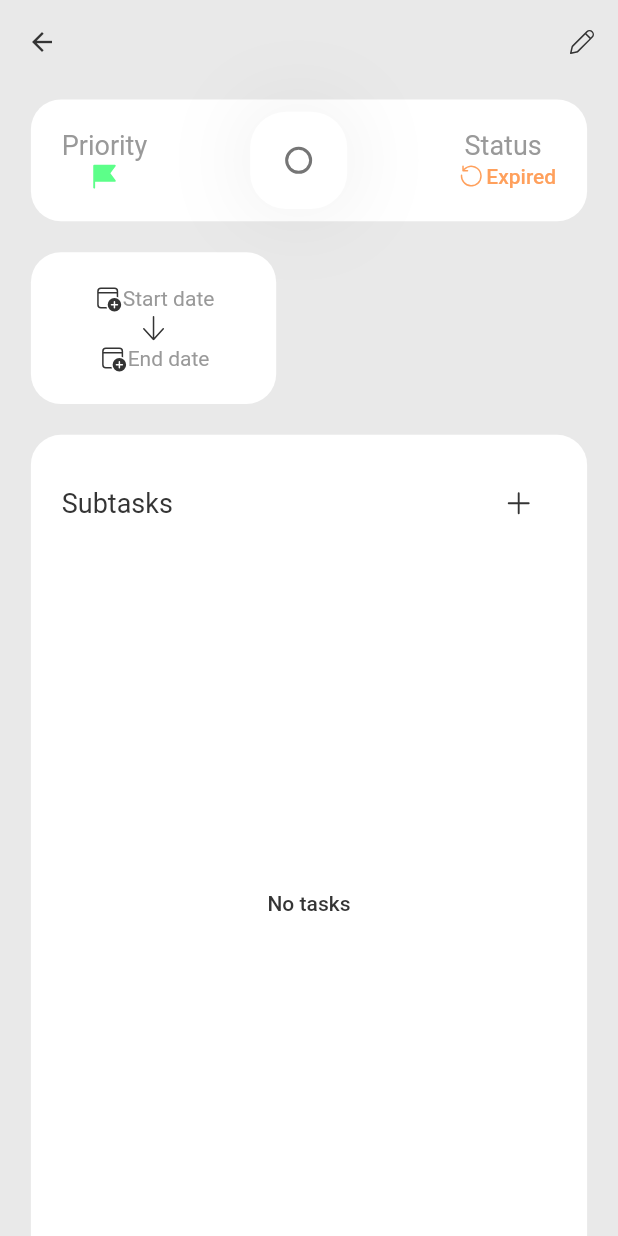
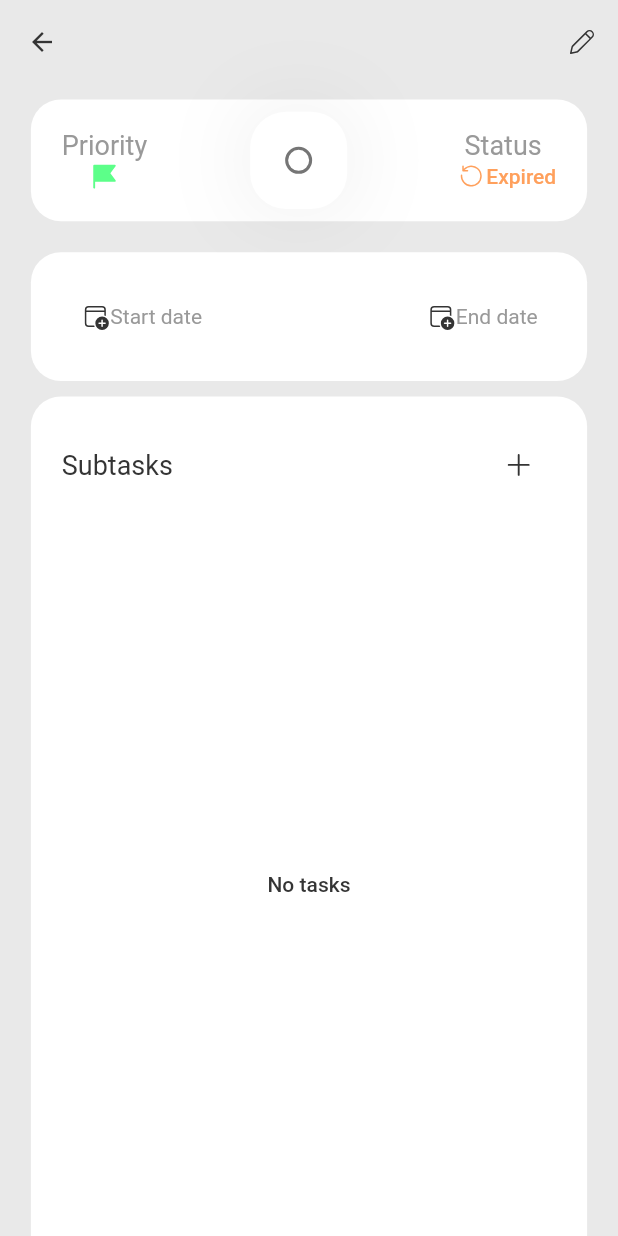
Before and after one commit to Deliveos/devject-single, a Flutter app: the TaskPage screen opened by its route, on a phone screen of 412 x 824 dp. Run offline on Flutter 3.47's test engine with Material 2 defaults, Android fonts, the light colour scheme and no system bars; our stand-ins replace bloc, equatable, expandable_text, fluentui_system_icons, flutter_bloc, percent_indicator and 1 more; accounts and stored records are empty; generated files the repository leaves out were written again.

Commit message:
Change design for task page

```diff
--- a/lib/models/task.dart
+++ b/lib/models/task.dart
@@ -38,7 +38,7 @@ class Task extends Equatable{
   /// |`Low`|0|
   final int status;
   /// Subtask count for the task
-  final int subtaskCount;
+  final int subtasksCount;
   /// Complited subtask count for the task
   final int complitedSubaskCount;
   final bool isComplited;
@@ -53,7 +53,7 @@ class Task extends Equatable{
     this.endDate,
     this.priority = 0,
     this.status = 0,
-    this.subtaskCount = 0,
+    this.subtasksCount = 0,
     this.complitedSubaskCount = 0,
     this.isComplited = false,
   });
@@ -86,7 +86,7 @@ class Task extends Equatable{
     : null,
   priority = map[TasksTableField.priority],
   status = 0,
-  subtaskCount = map[TasksTableField.subtaskCount],
+  subtasksCount = map[TasksTableField.subtaskCount],
   complitedSubaskCount = map[TasksTableField.complitedSubaskCount],
   isComplited = map[TasksTableField.isComplited] != 0 ? true : false;
 
@@ -95,7 +95,7 @@ class Task extends Equatable{
   name = '',
   goal = '',
   isComplited = false,
-  subtaskCount = 0,
+  subtasksCount = 0,
   complitedSubaskCount = 0,
   startDate = null,
   endDate = null,
@@ -115,7 +115,7 @@ class Task extends Equatable{
     TasksTableField.startDate            : startDate?.millisecondsSinceEpoch ,
     TasksTableField.endDate              : endDate?.millisecondsSinceEpoch,
     TasksTableField.priority             : priority,
-    TasksTableField.subtaskCount         : subtaskCount,
+    TasksTableField.subtaskCount         : subtasksCount,
     TasksTableField.complitedSubaskCount : complitedSubaskCount,
     TasksTableField.isComplited          : isComplited ? 1 : 0
   };
@@ -143,7 +143,7 @@ class Task extends Equatable{
     startDate: startDate ?? this.startDate,
     endDate: endDate ?? this.endDate,
     priority: priority ?? this.priority,
-    subtaskCount: subtaskCount ?? this.subtaskCount,
+    subtasksCount: subtaskCount ?? this.subtasksCount,
     complitedSubaskCount: complitedSubaskCount ?? this.complitedSubaskCount,
     status: status ?? this.status,
     isComplited: isComplited ?? this.isComplited
@@ -160,7 +160,7 @@ class Task extends Equatable{
     'startDate: $startDate, '
     'endDate: $endDate, '
     'priority: $priority, '
-    'subtaskCount: $subtaskCount, '
+    'subtaskCount: $subtasksCount, '
     'complitedSubaskCount: $complitedSubaskCount, '
     'status: $status, '
     'isComplited: $isComplited '
@@ -177,7 +177,7 @@ class Task extends Equatable{
     startDate,
     endDate,
     priority,
-    subtaskCount,
+    subtasksCount,
     complitedSubaskCount,
     status,
     isComplited,
--- a/lib/pages/add_task_page.dart
+++ b/lib/pages/add_task_page.dart
@@ -257,7 +257,7 @@ class _AddTaskPageState extends State<AddTaskPage> {
         // Update subtasksCount for selected task
         final updatedSelectedTask = selectedTaskCubit.state.copyWith(
           isComplited: false,
-          subtaskCount: selectedTaskCubit.state.subtaskCount + 1
+          subtaskCount: selectedTaskCubit.state.subtasksCount + 1
         );
         await context.read<TasksCubit>().update(
           updatedSelectedTask,
--- a/lib/pages/edit_task_page.dart
+++ b/lib/pages/edit_task_page.dart
@@ -325,7 +325,7 @@ class _EditTaskPageState extends State<EditTaskPage> {
                 final parent = await tasksProvider.getOne(selectedTaskCubit.state.parentId!);
                 await context.read<TasksCubit>().update(
                   parent.copyWith(
-                    subtaskCount: parent.subtaskCount - 1,
+                    subtaskCount: parent.subtasksCount - 1,
                     complitedSubaskCount: selectedTaskCubit.state.isComplited
                     ? parent.complitedSubaskCount - 1
                     : parent.complitedSubaskCount
@@ -359,7 +359,7 @@ class _EditTaskPageState extends State<EditTaskPage> {
               if (selectedTaskCubit.state.parentId != null) {
                 context.read<TasksCubit>().update(
                   selectedTaskCubit.state.copyWith(
-                    subtaskCount: selectedTaskCubit.state.subtaskCount - 1
+                    subtaskCount: selectedTaskCubit.state.subtasksCount - 1
                   ),
                   selectedTaskCubit.state.id
                 );
--- a/lib/pages/project_page.dart
+++ b/lib/pages/project_page.dart
@@ -79,7 +79,6 @@ class ProjectPage extends StatelessWidget {
                 topRight: Radius.circular(20)
               ),
             ),
-            // height: ScreenSize.height(context, 40),
             width: ScreenSize.width(context, 100),
             child: Column(
               mainAxisSize: MainAxisSize.max,
--- a/lib/pages/task_page.dart
+++ b/lib/pages/task_page.dart
@@ -15,11 +15,13 @@ import 'package:devject_single/providers/tasks_provider.dart';
 import 'package:devject_single/utils/screen_size.dart';
 import 'package:devject_single/widgets/appbar.dart';
 import 'package:devject_single/widgets/task_container.dart';
+import 'package:expandable_text/expandable_text.dart';
 import 'package:fluentui_system_icons/fluentui_system_icons.dart';
 import 'package:flutter/material.dart';
 import 'package:flutter_bloc/flutter_bloc.dart';
 import 'package:intl/intl.dart';
 import 'package:flutter_gen/gen_l10n/app_localizations.dart';
+import 'package:percent_indicator/percent_indicator.dart';
 
 import 'add_task_page.dart';
 
@@ -276,41 +278,10 @@ class TaskPage extends StatelessWidget {
                               );
                               // Load updated projects
                               await context.read<ProjectsCubit>().load();
-                              // final complidedTask = selectedTaskCubit.state.copyWith(
-                              //   isComplited: value,
-                              //   status: value!
-                              //     ? Status.completed.index
-                              //     : null
-                              // );
-                              // if (!value) {
-                              //   if (selectedTaskCubit.state.parentId != null) {
-                              //     final parent = await TasksProvider.instance.getOne(
-                              //       selectedTaskCubit.state.parentId!
-                              //     );
-                              //     await context.read<TasksCubit>().update(
-                              //       parent.copyWith(
-                              //         complitedSubaskCount: parent.complitedSubaskCount - 1
-                              //       )
-                              //     );
-                              //     selectedTaskCubit.select(complidedTask);
-                              //     await TasksProvider.instance.recalculateComplitedSubtasksCountFor(
-                              //       await TasksProvider.instance.getOne(selectedTaskCubit.state.parentId!)
-                              //     );
-                              //   } else {
-                              //     await ProjectsProvider.instance.recalculateComplitedTasksCountFor(
-                              //       context.read<SelectedProjectCubit>().state!.id!
-                              //     );
-                              //   }
-                              // }
-                              // await context.read<TasksCubit>().update(complidedTask);
-                              // await context.read<TasksCubit>().load(
-                              //   context.read<SelectedProjectCubit>().state!.id!,
-                              //   parentId: selectedTaskCubit.state.id!
-                              // );
                             },
                           )
                         else SizedBox(
-                          height: ScreenSize.height(context, 5),
+                          height: ScreenSize.height(context, 6),
                         )
                       ],
                     ),
@@ -383,34 +354,25 @@ class TaskPage extends StatelessWidget {
                               ),
                             )
                           ]
-                          // Text(
-                          //   "In Process",
-                          //   style: Theme.of(context).textTheme.bodyText1!.copyWith(
-                          //     color: kInProcessColor,
-                          //   ),
-                          // ),
                         ],
                       ),
                     ],
                   ),
-
                 ],
               ),
-
             ],
           ),
         ),
-        Row(
-          children: [
+        /*
+         *  DATES
+         */
         Container(
-              margin: EdgeInsets.only(
-                left: ScreenSize.width(context, 5),
-                right: ScreenSize.width(context, 5),
-                top: ScreenSize.width(context, 2.5),
-                bottom: ScreenSize.width(context, 5)
+          margin: EdgeInsets.symmetric(
+            horizontal: ScreenSize.width(context, 5),
+            vertical: ScreenSize.width(context, 2.5),
           ),
-              padding: EdgeInsets.symmetric(
-                horizontal: ScreenSize.width(context, 5)
+          padding: EdgeInsets.all(
+            ScreenSize.width(context, 3)
           ),
           decoration: BoxDecoration(
             color: Theme.of(context).backgroundColor,
@@ -418,16 +380,11 @@ class TaskPage extends StatelessWidget {
               Radius.circular(20)
             )
           ),
-              /*
-              * DATES
-              */
           child: Container(
             padding: EdgeInsets.all(
               ScreenSize.width(context, 5)
             ),
-                child: Column(
-                  children: <Widget>[
-                    Column(
+            child: Row(
               mainAxisAlignment: MainAxisAlignment.spaceBetween,
               children: <Widget>[
                 Row(
@@ -463,9 +420,6 @@ class TaskPage extends StatelessWidget {
                       )
                   ],
                 ),
-                        const Icon(
-                          FluentIcons.arrow_down_20_regular
-                        ),
                 Row(
                   children: <Widget>[
                     if (selectedTaskCubit.state.endDate != null)
@@ -498,12 +452,103 @@ class TaskPage extends StatelessWidget {
                   ],
                 )
               ],
+            ),
+          ),
+        ),
+        if (
+          selectedTaskCubit.state.subtasksCount == 0 &&
+          selectedTaskCubit.state.goal == null
+        )
+        Container(
+          margin: EdgeInsets.symmetric(
+            horizontal: ScreenSize.width(context, 5),
+            vertical: ScreenSize.width(context, 2.5),
+          ),
+          padding: EdgeInsets.all(
+            ScreenSize.width(context, 3)
+          ),
+          decoration: BoxDecoration(
+            color: Theme.of(context).backgroundColor,
+            borderRadius: const BorderRadius.all(
+              Radius.circular(20)
+            )
+          ),
+          child: Container(
+            padding: EdgeInsets.all(
+              ScreenSize.width(context, 5)
+            ),
+            child: Column(
+            mainAxisAlignment: MainAxisAlignment.center,
+            children: <Widget>[
+              /*
+              * PROGRESS
+              */
+              if (selectedTaskCubit.state.subtasksCount != 0)
+              CircularPercentIndicator(
+                radius: ScreenSize.width(context, 20),
+                lineWidth: 12,
+                backgroundColor: Theme.of(context).textTheme.bodyText2!.color!,
+                progressColor: Theme.of(context).primaryColor,
+                circularStrokeCap: CircularStrokeCap.round,
+                animation: true,
+                center: RichText(
+                  text: TextSpan(
+                    children: <TextSpan>[
+                      TextSpan(
+                        text: selectedTaskCubit.state.complitedSubaskCount.toString() + '/',
+                        style: Theme.of(context).textTheme.subtitle1!.copyWith(
+                          color: Theme.of(context).primaryColor
+                        )
+                      ),
+                      TextSpan(
+                        text: selectedTaskCubit.state.subtasksCount.toString(),
+                        style: Theme.of(context).textTheme.subtitle1!.copyWith(
+                          color: Theme.of(context).textTheme.bodyText2!.color
+                        )
+                      )
+                    ]
+                  ),
+                ),
+                percent: selectedTaskCubit.state.subtasksCount != 0
+                  ? selectedTaskCubit.state.complitedSubaskCount
+                    / selectedTaskCubit.state.subtasksCount
+                  : 0,
+              ),
+              if (
+                selectedTaskCubit.state.subtasksCount != 0 &&
+                selectedTaskCubit.state.goal != null &&
+                selectedTaskCubit.state.goal!.isNotEmpty
+              )
+              SizedBox(
+                height: ScreenSize.height(context, 2),
+              ),
+              /*
+              * GOAL
+              */
+              if (
+                selectedTaskCubit.state.goal != null &&
+                selectedTaskCubit.state.goal!.isNotEmpty
+              )
+              Align(
+                alignment: Alignment.topLeft,
+                child: ExpandableText(
+                  selectedTaskCubit.state.goal!,
+                  expandText: '',
+                  maxLines: 1,
+                  expandOnTextTap: true,
+                  style: Theme.of(context).textTheme.bodyText1!.copyWith(
+                    fontStyle: FontStyle.italic
+                  ),
+                  prefixText: AppLocalizations.of(context)!.goal + ": ",
+                  prefixStyle: Theme.of(context).textTheme.bodyText2!.copyWith(
+                    fontStyle: FontStyle.normal
+                  ),
+                  collapseOnTextTap: true,
+                ),
               )
             ],
               ),
           ),
-            ),
-          ],
         ),
         Expanded(
           child: Container(
@@ -517,7 +562,6 @@ class TaskPage extends StatelessWidget {
                 topRight: Radius.circular(20)
               ),
             ),
-            // height: ScreenSize.height(context, 40),
             width: ScreenSize.width(context, 100),
             child: Column(
               mainAxisSize: MainAxisSize.max,
@@ -533,6 +577,10 @@ class TaskPage extends StatelessWidget {
                             AppLocalizations.of(context)!.subtasks,
                             style: Theme.of(context).textTheme.subtitle1,
                           ),
+                          if (
+                            !selectedTaskCubit.state.isComplited &&
+                            selectedTaskCubit.state.subtasksCount == 0
+                          )
                             Container(
                               decoration: BoxDecoration(
                                 borderRadius: const BorderRadius.all(
--- a/lib/providers/tasks_provider.dart
+++ b/lib/providers/tasks_provider.dart
@@ -192,7 +192,7 @@ class TasksProvider implements IProvider<Task> {
       task.goal,
       task.startDate?.millisecondsSinceEpoch,
       task.endDate?.millisecondsSinceEpoch,
-      task.subtaskCount,
+      task.subtasksCount,
       task.complitedSubaskCount,
       task.priority,
       task.isComplited ? 1 : 0,
--- a/lib/widgets/project_container.dart
+++ b/lib/widgets/project_container.dart
@@ -97,6 +97,7 @@ class ProjectContainer extends StatelessWidget {
             /*
             * PROGRESS
             */
+            if (project.tasksCount != 0)
               Row(
                 mainAxisAlignment: MainAxisAlignment.center,
                 children: [
--- a/lib/widgets/task_container.dart
+++ b/lib/widgets/task_container.dart
@@ -57,7 +57,7 @@ class TaskContainer extends StatelessWidget {
             mainAxisAlignment: MainAxisAlignment.spaceBetween,
             children: <Widget>[
               if (
-                task.subtaskCount == 0 &&
+                task.subtasksCount == 0 &&
                 (
                   task.status == Status.inProcess.index ||
                   task.status == Status.completed.index ||
@@ -166,36 +166,6 @@ class TaskContainer extends StatelessWidget {
                     );
                     // Load updated projects
                     await context.read<ProjectsCubit>().load();
-                  //   final complidedTask = task.copyWith(
-                  //     isComplited: value,
-                  //     status: value!
-                  //       ? Status.completed.index
-                  //       : null
-                  //   );
-                  //   if (!value) {
-                  //     if (task.parentId != null) {
-                  //       final updatedSelectedTask = context.read<SelectedTaskCubit>().state.copyWith(
-                  //         complitedSubaskCount: context.read<SelectedTaskCubit>().state.complitedSubaskCount - 1
-                  //       );
-                  //       await context.read<TasksCubit>().update(
-                  //         updatedSelectedTask
-                  //       );
-                  //     }
-                  //   }
-                  //   await context.read<TasksCubit>().update(complidedTask);
-                  //   await context.read<TasksCubit>().load(
-                  //     context.read<SelectedProjectCubit>().state!.id!,
-                  //     parentId: task.parentId
-                  //   );
-                  //   if (task.parentId != null) {
-                  //     await TasksProvider.instance.recalculateComplitedSubtasksCountFor(
-                  //       context.read<SelectedTaskCubit>().state
-                  //     );
-                  //   } else {
-                  //     await ProjectsProvider.instance.recalculateComplitedTasksCountFor(
-                  //       context.read<SelectedProjectCubit>().state!.id!
-                  //     );
-                  //   }
                   },
                 ),
               /*
@@ -277,7 +247,6 @@ class TaskContainer extends StatelessWidget {
                 collapseOnTextTap: true,
               ),
             ),
-
           SizedBox(height: ScreenSize.height(context, 1)),
           Row(
             children: <Widget>[
@@ -287,7 +256,7 @@ class TaskContainer extends StatelessWidget {
                   ? dateFormat.format(task.endDate!)
                   : AppLocalizations.of(context)!.indefinite
               ),
-              if (task.subtaskCount != 0)
+              if (task.subtasksCount != 0)
               ...[
                 Icon(
                 FluentIcons.divider_tall_24_regular,
@@ -295,7 +264,7 @@ class TaskContainer extends StatelessWidget {
                 ),
                 SystemInfoItem(
                   iconData: FluentIcons.branch_24_regular,
-                  text: task.subtaskCount.toString()
+                  text: task.subtasksCount.toString()
                 ),
                 Icon(
                   FluentIcons.divider_tall_24_regular,
```
Lines whose indentation alone changed are shown as unchanged.
